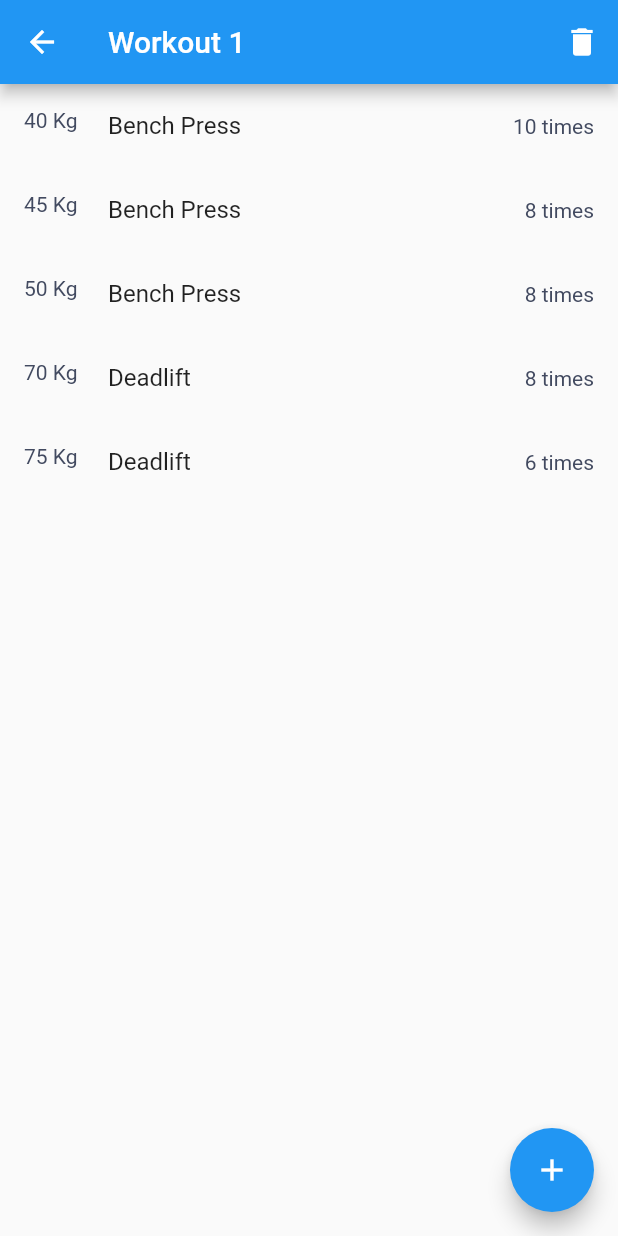
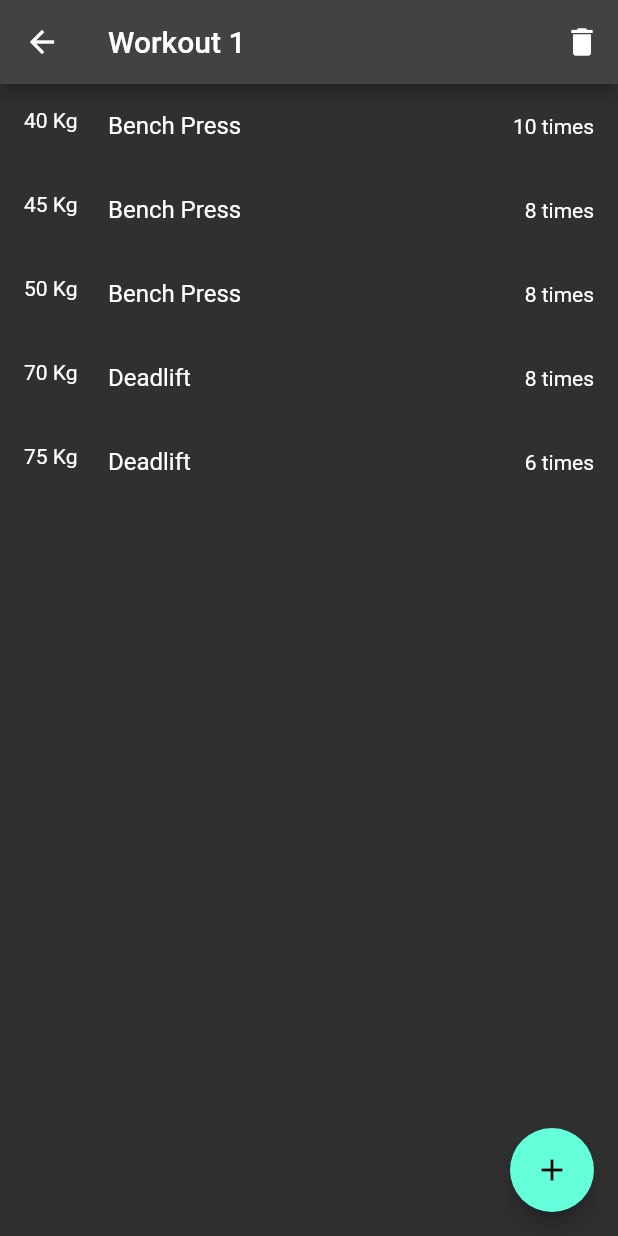
Before and after one commit to its-me-anoop/magic_workout, a Flutter app: the screen it shows after launch, after a tap on the "edit" icon, on a phone screen of 412 x 824 dp. Run offline on Flutter 3.47's test engine with Material 2 defaults, Android fonts, the phone set to English and light mode, and no system bars; our stand-ins replace equatable, flutter_bloc, hydrated_bloc, numberpicker.

Commit message:
Minor bug fixes

```diff
--- /dev/null
+++ b/lib/app.dart
@@ -0,0 +1,49 @@
+import 'package:flutter/material.dart';
+import 'package:flutter_bloc/flutter_bloc.dart';
+import 'package:magic_workout/blocs/blocs.dart';
+
+import 'package:magic_workout/pages/pages.dart';
+
+/// Magic Workout App
+class MagicWorkout extends StatelessWidget {
+  /// Magic Workout
+  const MagicWorkout({super.key});
+
+  @override
+  Widget build(BuildContext context) {
+    return MaterialApp(
+      title: 'Magic Workout',
+      theme: ThemeData(
+        brightness: Brightness.dark,
+        primarySwatch: Colors.blueGrey,
+      ),
+      home: MultiBlocProvider(
+        providers: [
+          BlocProvider<WorkoutsCubit>(
+            create: (context) {
+              final workoutsCubit = WorkoutsCubit();
+              if (workoutsCubit.state.isEmpty) {
+                workoutsCubit.getWorkouts();
+              }
+              return workoutsCubit;
+            },
+          ),
+          BlocProvider<WorkoutCubit>(
+            create: (context) => WorkoutCubit(),
+          ),
+        ],
+        child: BlocBuilder<WorkoutCubit, WorkoutState>(
+          builder: (context, state) {
+            if (state is WorkoutInitial) {
+              return const HomePage();
+            } else if (state is WorkoutEditing) {
+              return const EditPage();
+            } else {
+              return const WorkoutPage();
+            }
+          },
+        ),
+      ),
+    );
+  }
+}
--- /dev/null
+++ b/lib/blocs/blocs.dart
@@ -0,0 +1,2 @@
+export 'cubit/cubit.dart';
+export 'states/states.dart';
--- /dev/null
+++ b/lib/blocs/cubit/cubit.dart
@@ -0,0 +1,2 @@
+export 'workout_cubit.dart';
+export 'workouts_cubit.dart';
--- a/lib/blocs/cubit/workout_cubit.dart
+++ b/lib/blocs/cubit/workout_cubit.dart
@@ -1,35 +1,51 @@
+// ignore_for_file: prefer_const_constructors
+
+import 'package:flutter_bloc/flutter_bloc.dart';
 import 'package:hydrated_bloc/hydrated_bloc.dart';
-import 'package:magic_workout/blocs/states/workout_state.dart';
+import 'package:magic_workout/blocs/blocs.dart';
+
 import 'package:magic_workout/models/models.dart';
 
-class WorkoutCubit extends HydratedCubit<WorkoutState> {
+/// Workout Cubit
+class WorkoutCubit extends Cubit<WorkoutState> {
+  /// Workout Cubit initial state
   WorkoutCubit() : super(const WorkoutInitial());
 
-  void editWorkout(Workout workout, int index) {
-    return emit(WorkoutEditing(workout, index, null));
+  /// Edit Workout
+  void editWorkout(
+    Workout workout,
+    int index,
+  ) {
+    return emit(WorkoutEditing(workout, index, null, null));
   }
 
+  /// Edit Exercise
   void editExercise(int? exIndex) {
     return emit(
       WorkoutEditing(
         state.workout,
         (state as WorkoutEditing).index,
         exIndex,
+        null,
       ),
     );
   }
 
+  /// Add Exercise
+  void addExercise(List<Exercise> exercises) {
+    exercises.add(Exercise(title: 'Barbell', weight: 0, repetitions: 1));
+    return emit(
+      WorkoutEditing(
+        state.workout,
+        (state as WorkoutEditing).index,
+        null,
+        exercises,
+      ),
+    );
+  }
+
+  /// Go to Home Page
   void goHome() {
     return emit(const WorkoutInitial());
   }
-
-  @override
-  WorkoutState? fromJson(Map<String, dynamic> json) {
-    return null;
-  }
-
-  @override
-  Map<String, dynamic>? toJson(WorkoutState state) {
-    return null;
-  }
 }
--- a/lib/blocs/cubit/workouts_cubit.dart
+++ b/lib/blocs/cubit/workouts_cubit.dart
@@ -1,4 +1,4 @@
-// ignore_for_file: always_declare_return_types, inference_failure_on_function_return_type, lines_longer_than_80_chars, type_annotate_public_apis
+// ignore_for_file: always_declare_return_types, inference_failure_on_function_return_type, lines_longer_than_80_chars, type_annotate_public_apis, unused_local_variable
 
 import 'dart:convert';
 
@@ -22,14 +22,15 @@ class WorkoutsCubit extends HydratedCubit<List<Workout>> {
     emit(workouts);
   }
 
+  /// Save Workout
   saveWorkout(Workout workout, int index) {
     // ignore: prefer_const_literals_to_create_immutables
     final newWorkout = Workout(title: workout.title, exercises: []);
     var exIndex = 0;
 
-    for (final ex in workout.exercises) {
+    for (var ex in workout.exercises) {
       newWorkout.exercises.add(
-        Exercise(title: ex.title, index: exIndex, weight: 0, repetitions: 1),
+        Exercise(title: 'Barbell', weight: 0, repetitions: 1),
       );
       exIndex++;
     }
@@ -41,16 +42,24 @@ class WorkoutsCubit extends HydratedCubit<List<Workout>> {
     emit([...state]);
   }
 
-  createWorkout(String title) =>
-      emit([Workout(title: title, exercises: const []), ...state]);
+  /// Create Workout
+  createWorkout(String title) => emit([
+        Workout(
+            title: title,
+            exercises: [Exercise(title: 'Barbell', weight: 0, repetitions: 1)]),
+        ...state
+      ]);
 
+  /// Import Workout from Json
   importWorkout(String json) => emit(
         [Workout.fromJson(jsonDecode(json) as Map<String, dynamic>), ...state],
       );
 
+  /// Delete Workout
   deleteWorkout(Workout? workout) =>
       emit(state.where((el) => el != workout).toList());
 
+  /// Required for Hydrated Bloc to read data from local storage
   @override
   List<Workout> fromJson(Map<String, dynamic> json) {
     var workouts = <Workout>[];
@@ -60,12 +69,12 @@ class WorkoutsCubit extends HydratedCubit<List<Workout>> {
     return workouts;
   }
 
+  /// Required for Hydrated Bloc to write data from local storage
   @override
   Map<String, dynamic>? toJson(List<Workout> state) {
     if (state is List<Workout>) {
       var json = {'workouts': []};
-      for (final workout in state) {
-        print("..in toJson..");
+      for (var workout in state) {
         json['workouts']!.add(workout.toJson());
       }
       return json;
--- /dev/null
+++ b/lib/blocs/states/states.dart
@@ -0,0 +1 @@
+export 'workout_state.dart';
--- a/lib/blocs/states/workout_state.dart
+++ b/lib/blocs/states/workout_state.dart
@@ -3,24 +3,41 @@ import 'package:magic_workout/models/models.dart';
 
 abstract class WorkoutState extends Equatable {
   final Workout? workout;
-  final int? elapsed;
 
-  const WorkoutState(this.workout, this.elapsed);
+  const WorkoutState(
+    this.workout,
+  );
 }
 
 class WorkoutInitial extends WorkoutState {
-  const WorkoutInitial() : super(null, 0);
+  const WorkoutInitial() : super(null);
 
   @override
   List<Object> get props => [];
 }
 
+class WorkoutInProgress extends WorkoutState {
+  const WorkoutInProgress(Workout? workout, int? elapsed) : super(workout);
+
+  @override
+  List<Object?> get props => [workout];
+}
+
+class WorkoutPaused extends WorkoutState {
+  const WorkoutPaused(Workout? workout, int? elapsed) : super(workout);
+
+  @override
+  List<Object?> get props => [workout];
+}
+
 class WorkoutEditing extends WorkoutState {
   final int index;
   final int? exIndex;
-  const WorkoutEditing(Workout? workout, this.index, this.exIndex)
-      : super(workout, 0);
+  final List<Exercise>? exercises;
+  const WorkoutEditing(
+      Workout? workout, this.index, this.exIndex, this.exercises)
+      : super(workout);
 
   @override
-  List<Object?> get props => [workout, index, exIndex];
+  List<Object?> get props => [workout, index, exIndex, exercises];
 }
--- a/lib/main.dart
+++ b/lib/main.dart
@@ -1,19 +1,13 @@
 import 'package:flutter/foundation.dart';
 import 'package:flutter/material.dart';
-import 'package:flutter/services.dart';
-import 'package:flutter_bloc/flutter_bloc.dart';
 import 'package:hydrated_bloc/hydrated_bloc.dart';
-import 'package:magic_workout/blocs/cubit/workout_cubit.dart';
-import 'package:magic_workout/blocs/cubit/workouts_cubit.dart';
-import 'package:magic_workout/blocs/states/workout_state.dart';
-import 'package:magic_workout/models/workout.dart';
-import 'package:magic_workout/pages/edit_page.dart';
+import 'package:magic_workout/app.dart';
 import 'package:path_provider/path_provider.dart';
-import 'package:magic_workout/pages/home_page.dart';
-import 'package:magic_workout/pages/workout_page.dart';
 
 void main() async {
   WidgetsFlutterBinding.ensureInitialized();
+
+  /// Initialize Hydrated Bloc Storage for local storage
   HydratedBloc.storage = await HydratedStorage.build(
     storageDirectory: kIsWeb
         ? HydratedStorage.webStorageDirectory
@@ -21,49 +15,3 @@ void main() async {
   );
   runApp(const MagicWorkout());
 }
-
-/// Magic Workout App
-class MagicWorkout extends StatelessWidget {
-  /// Magic Workout
-  const MagicWorkout({super.key});
-
-  @override
-  Widget build(BuildContext context) {
-    return MaterialApp(
-      title: 'Magic Workout',
-      theme: ThemeData(
-        primaryColor: Colors.blue,
-        textTheme: const TextTheme(
-          bodyText2: TextStyle(color: Color.fromARGB(255, 66, 74, 96)),
-        ),
-      ),
-      home: MultiBlocProvider(
-        providers: [
-          BlocProvider<WorkoutsCubit>(
-            create: (context) {
-              final workoutsCubit = WorkoutsCubit();
-              if (workoutsCubit.state.isEmpty) {
-                workoutsCubit.getWorkouts();
-              }
-              return workoutsCubit;
-            },
-          ),
-          BlocProvider<WorkoutCubit>(
-            create: (context) => WorkoutCubit(),
-          ),
-        ],
-        child: BlocBuilder<WorkoutCubit, WorkoutState>(
-          builder: (context, state) {
-            if (state is WorkoutInitial) {
-              return const HomePage();
-            } else if (state is WorkoutEditing) {
-              return const EditPage();
-            } else {
-              return const WorkoutPage();
-            }
-          },
-        ),
-      ),
-    );
-  }
-}
--- a/lib/models/exercise.dart
+++ b/lib/models/exercise.dart
@@ -2,20 +2,18 @@ import 'package:equatable/equatable.dart';
 
 /// [Exercise] model
 class Exercise extends Equatable {
-  /// [Exercise] consists of [title], [weight], [repetitions] and [index]
+  /// [Exercise] consists of [title], [weight], [repetitions]
   const Exercise({
     required this.title,
     required this.weight,
     required this.repetitions,
-    this.index,
   });
 
   /// Json to Object
-  factory Exercise.fromJson(Map<String, dynamic> json, int index) => Exercise(
+  factory Exercise.fromJson(Map<String, dynamic> json) => Exercise(
         title: json['title'] as String?,
         weight: json['weight'] as int?,
         repetitions: json['repetitions'] as int?,
-        index: index,
       );
 
   /// Object to Json
@@ -25,18 +23,16 @@ class Exercise extends Equatable {
         'repetitions': repetitions,
       };
 
-  ///
+  /// Copy With to replace existing Exercise
   Exercise copyWith({
     String? title,
     int? weight,
     int? repetitions,
-    int? index,
   }) =>
       Exercise(
         title: title ?? this.title,
         weight: weight ?? this.weight,
         repetitions: repetitions ?? this.repetitions,
-        index: index ?? this.index,
       );
 
   /// [title] or workout type
@@ -48,11 +44,8 @@ class Exercise extends Equatable {
   /// [repetitions] of each exercise
   final int? repetitions;
 
-  /// [index] is used to identify exercises
-  final int? index;
-
   @override
-  List<Object?> get props => [title, weight, repetitions, index];
+  List<Object?> get props => [title, weight, repetitions];
 
   @override
   bool get stringify => true;
--- a/lib/models/workout.dart
+++ b/lib/models/workout.dart
@@ -6,15 +6,15 @@ import 'package:magic_workout/models/exercise.dart';
 /// [Workout] model
 class Workout extends Equatable {
   /// [Workout] consists of [title] and [exercises]
-  const Workout({required this.title, required this.exercises});
+  Workout({required this.title, required this.exercises});
 
   /// Json to Object
   factory Workout.fromJson(Map<String, dynamic> json) {
-    final exercises = <Exercise>[];
+    List<Exercise> exercises = [];
     var index = 0;
 
-    for (final ex in json['exercises'] as Iterable) {
-      exercises.add(Exercise.fromJson(ex as Map<String, dynamic>, index));
+    for (var ex in json['exercises'] as Iterable) {
+      exercises.add(Exercise.fromJson(ex as Map<String, dynamic>));
       index++;
     }
     return Workout(title: json['title'] as String?, exercises: exercises);
@@ -24,10 +24,10 @@ class Workout extends Equatable {
   Map<String, dynamic> toJson() => {'title': title, 'exercises': exercises};
 
   /// [title] of a [Workout]
-  final String? title;
+  String? title;
 
   /// [exercises] or sets in each [Workout]
-  final List<Exercise> exercises;
+  List<Exercise> exercises;
 
   @override
   List<Object?> get props => [title, exercises];
--- a/lib/pages/edit_page.dart
+++ b/lib/pages/edit_page.dart
@@ -9,7 +9,7 @@ import 'package:magic_workout/models/models.dart';
 import 'package:magic_workout/pages/edit_exercise.dart';
 
 class EditPage extends StatelessWidget {
-  const EditPage({Key? key}) : super(key: key);
+  const EditPage({super.key});
 
   @override
   Widget build(BuildContext context) => BlocBuilder<WorkoutCubit, WorkoutState>(
@@ -19,7 +19,8 @@ class EditPage extends StatelessWidget {
             appBar: AppBar(
               leading: BackButton(
                 onPressed: () =>
-                        BlocProvider.of<WorkoutCubit>(context).goHome()),
+                    BlocProvider.of<WorkoutCubit>(context).goHome(),
+              ),
               title: Text(we.workout!.title!),
               actions: [
                 IconButton(
@@ -28,8 +29,10 @@ class EditPage extends StatelessWidget {
                     BlocProvider.of<WorkoutsCubit>(context)
                         .deleteWorkout(state.workout);
                     BlocProvider.of<WorkoutCubit>(context).goHome();
-                      })
-                ]),
+                  },
+                )
+              ],
+            ),
             body: ListView.builder(
               itemCount: state.workout!.exercises.length,
               itemBuilder: (BuildContext context, int index) {
@@ -40,17 +43,18 @@ class EditPage extends StatelessWidget {
                   return ListTile(
                     leading: Text('${exercise.weight.toString()} Kg'),
                     title: Text(exercise.title!),
-                        trailing:
-                            Text('${exercise.repetitions.toString()} times'),
+                    trailing: Text('${exercise.repetitions.toString()} times'),
                     onTap: () => BlocProvider.of<WorkoutCubit>(context)
-                            .editExercise(index));
+                        .editExercise(index),
+                  );
                 }
-                }),
+              },
+            ),
             floatingActionButton: FloatingActionButton(
               onPressed: () {
-                state.workout!.exercises.add(
-                  const Exercise(title: 'Barbell', weight: 0, repetitions: 1),
-                );
+                BlocProvider.of<WorkoutCubit>(context)
+                    .addExercise(we.workout!.exercises);
+
                 BlocProvider.of<WorkoutCubit>(context)
                     .editExercise(we.workout!.exercises.length - 1);
               },
--- /dev/null
+++ b/lib/pages/pages.dart
@@ -0,0 +1,4 @@
+export 'edit_exercise.dart';
+export 'edit_page.dart';
+export 'home_page.dart';
+export 'workout_page.dart';
```
Also changed, not shown: pubspec.yaml (+0 -30 lines). Lines whose indentation alone changed are shown as unchanged.
